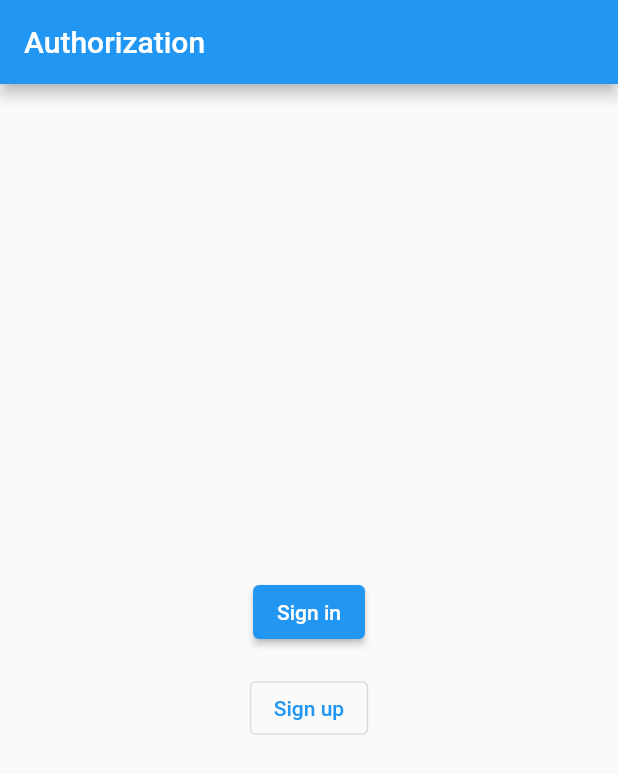
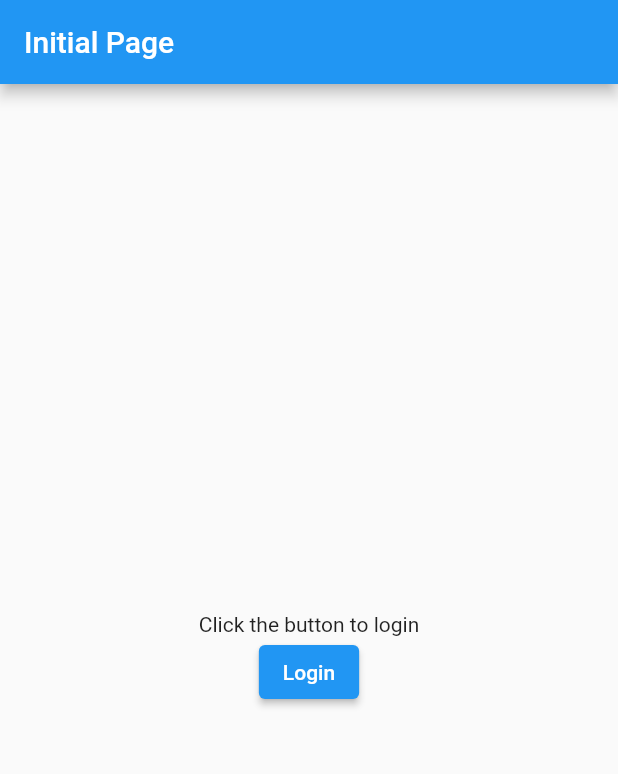
Before and after one commit to FlutterGardeo/flutter_client, a Flutter app: the screen it shows after launch, on a phone screen of 412 x 824 dp. Shown: the top 774 px of the screen. Run offline on Flutter 3.47's test engine with Material 2 defaults, Android fonts, the phone set to English and light mode, and no system bars; missing offline and left inert: flutter_appauth.

Commit message:
Login flow added with google sign in

```diff
--- a/lib/main.dart
+++ b/lib/main.dart
@@ -1,16 +1,13 @@
 import 'package:flutter/material.dart';
-import 'package:flutter_client/components/services_list.dart';
 import 'package:flutter_client/views/auth.dart';
-
-import 'components/devices_list.dart';
-import 'views/dashboard.dart';
+import 'package:flutter_client/views/dashboard.dart';
 
 void main() {
   runApp(const MyApp());
 }
 
 class MyApp extends StatelessWidget {
-  const MyApp({super.key});
+  const MyApp({Key? key}) : super(key: key);
 
   @override
   Widget build(BuildContext context) {
@@ -19,25 +16,11 @@ class MyApp extends StatelessWidget {
       theme: ThemeData(
         primarySwatch: Colors.blue,
       ),
-      home: const MyHomePage(name: 'Flutter Demo Home Page'),
+      initialRoute: '/',
+      routes: {
+        AuthorizationPage.routeName: (context) => const AuthorizationPage(),
+        Dashboard.routeName: (context) => const Dashboard(),
+      },
     );
   }
 }
-
-class MyHomePage extends StatefulWidget {
-  const MyHomePage({super.key, required this.name});
-
-  final String name;
-
-  @override
-  State<MyHomePage> createState() => _MyHomePageState();
-}
-
-class _MyHomePageState extends State<MyHomePage> {
-  @override
-  Widget build(BuildContext context) {
-    return const MaterialApp(
-      home: AuthorizationPage(),
-    );
-  }
-}
--- /dev/null
+++ b/lib/services/flutter_app_auth.dart
@@ -0,0 +1,47 @@
+import 'dart:async';
+import 'dart:developer';
+
+import 'package:flutter_appauth/flutter_appauth.dart';
+
+class AppAuthService {
+  final FlutterAppAuth _appAuth = FlutterAppAuth();
+
+  Future<AuthorizationTokenResponse?> authorizeAndExchangeCode() async {
+    try {
+      final AuthorizationTokenResponse? result =
+          await _appAuth.authorizeAndExchangeCode(
+        AuthorizationTokenRequest(
+          'CupfurPk3WnXKtKTPu_elhf68oYa',
+          'com.wso2.exampleorg://login-callback',
+          discoveryUrl:
+              'https://api.asgardeo.io/t/exampleorg/oauth2/token/.well-known/openid-configuration',
+          scopes: ["openid", "email", "profile", "internal_login"],
+        ),
+      );
+
+      return result;
+    } catch (e, s) {
+      inspect("logout error: $e - stack: $s");
+      throw Exception('Failed to login');
+    }
+  }
+
+  // Future<EndSessionResponse?> logoutAction(
+  //     AuthorizationTokenResponse authorizationTokenResponse) async {
+  //   try {
+  //     final EndSessionResponse? result = await FlutterAppAuth().endSession(
+  //       EndSessionRequest(
+  //         idTokenHint: _authResponse!.accessToken,
+  //         postLogoutRedirectUrl: 'com.wso2.exampleorg://login-callback',
+  //         discoveryUrl:
+  //             'https://api.asgardeo.io/t/exampleorg/oauth2/token/.well-known/openid-configuration',
+  //       ),
+  //     );
+
+  //     return result;
+  //   } catch (e, s) {
+  //     inspect("logout error: $e - stack: $s");
+  //     throw Exception("Failed to logout");
+  //   }
+  // }
+}
--- a/lib/views/auth.dart
+++ b/lib/views/auth.dart
@@ -1,30 +1,49 @@
 import 'package:flutter/material.dart';
+import 'package:flutter_appauth/flutter_appauth.dart';
 
-class AuthorizationPage extends StatelessWidget {
+import 'package:flutter_client/services/flutter_app_auth.dart';
+
+class AuthorizationPage extends StatefulWidget {
+  static const routeName = "/";
+
   const AuthorizationPage({Key? key}) : super(key: key);
+
+  @override
+  _AuthorizationPageState createState() => _AuthorizationPageState();
+}
+
+class _AuthorizationPageState extends State<AuthorizationPage> {
+  final AppAuthService _authService = AppAuthService();
+  AuthorizationTokenResponse? _authResponse;
+
+  Future<void> _handleLogin() async {
+    final result = await _authService.authorizeAndExchangeCode();
+
+    if (result != null) {
+      setState(() {
+        _authResponse = result;
+      });
+
+      Navigator.pushNamed(context, '/dashboard');
+    }
+  }
 
   @override
   Widget build(BuildContext context) {
     return Scaffold(
       appBar: AppBar(
-        title: const Text('Authorization'),
+        title: const Text('Initial Page'),
       ),
       body: Center(
         child: Column(
           mainAxisAlignment: MainAxisAlignment.center,
-          children: [
+          children: <Widget>[
+            const Text(
+              'Click the button to login',
+            ),
             ElevatedButton(
-              onPressed: () {
-                // handle sign in button press
-              },
-              child: Text('Sign in'),
-            ),
-            const SizedBox(height: 16),
-            OutlinedButton(
-              onPressed: () {
-                // handle sign up button press
-              },
-              child: const Text('Sign up'),
+              onPressed: _handleLogin,
+              child: const Text('Login'),
             ),
           ],
         ),
--- a/lib/views/dashboard.dart
+++ b/lib/views/dashboard.dart
@@ -3,6 +3,8 @@ import '../components/devices_list.dart';
 import '../components/services_list.dart';
 
 class Dashboard extends StatelessWidget {
+  static const routeName = "/dashboard";
+
   const Dashboard({
     super.key,
   });
```
Also changed, not shown: pubspec.yaml (+3 -4 lines), pubspec.lock, 3 other files.
